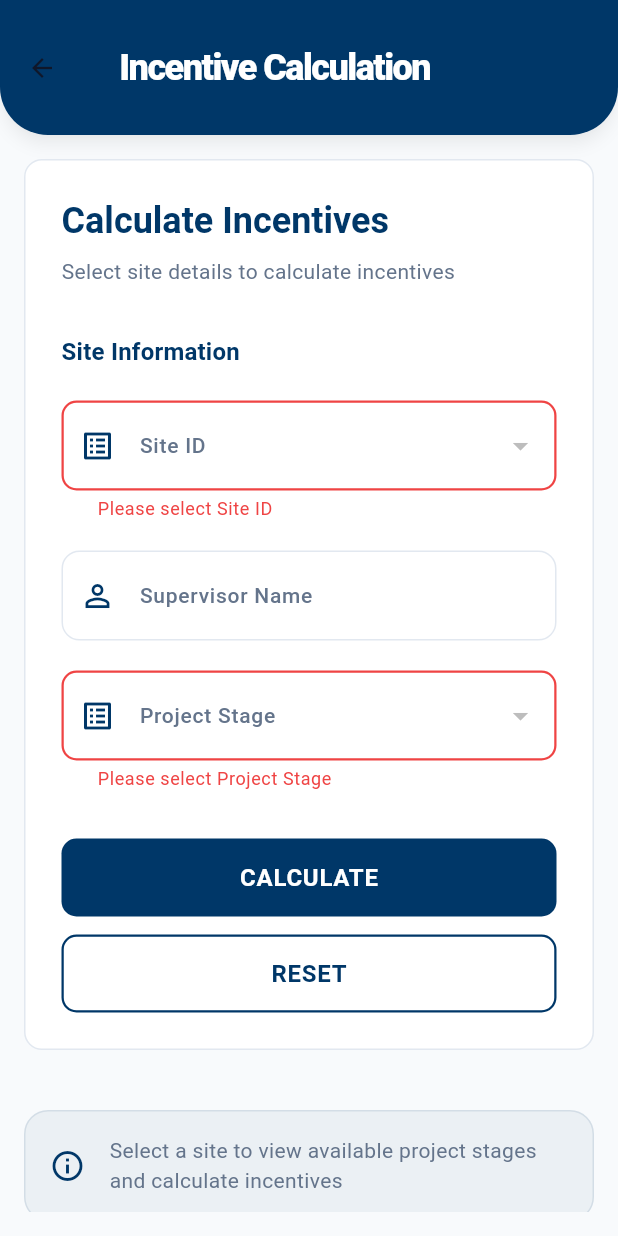
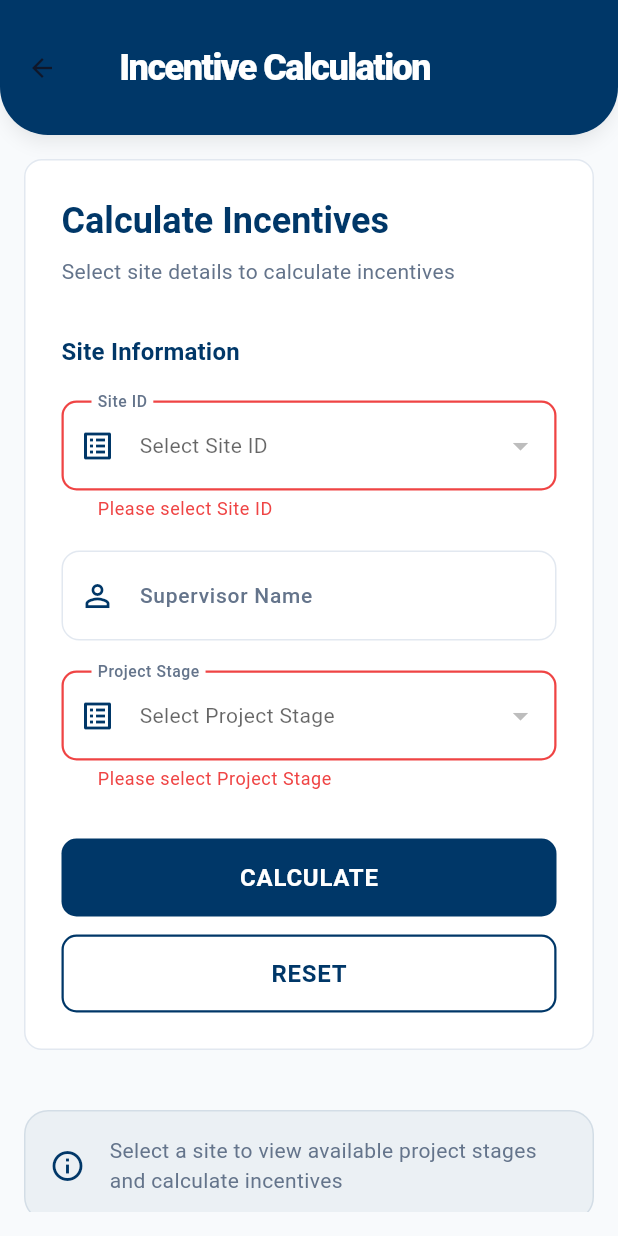
Before and after one commit to RooksBrooksIT/cst_white_label_app, a Flutter app: the IncentiveCalculation screen opened directly, after a tap on "CALCULATE", on a phone screen of 412 x 824 dp. Run offline on Flutter 3.47's test engine with Material 3 defaults, Android fonts, the phone set to English and light mode, and no system bars; our stand-ins replace cloud_firestore, file_picker, firebase_core, firebase_messaging, firebase_storage, flutter_colorpicker and 9 more; accounts and stored records are empty.

Commit message:
today initial recommit -sharan 15/04/26

```diff
--- a/lib/screens/incentive_calculation.dart
+++ b/lib/screens/incentive_calculation.dart
@@ -1,5 +1,5 @@
 import 'package:flutter/material.dart';
-import 'package:cloud_firestore/cloud_firestore.dart';
+import '../services/firestore_service.dart';
 import '../widgets/glass_scaffold.dart';
 import '../widgets/glass_card.dart';
 import '../widgets/glass_button.dart';
@@ -33,9 +33,7 @@ class _IncentiveCalculationState extends State<IncentiveCalculation> {
   }
 
   Future<void> _fetchSiteSupervisorData() async {
-    final snapshot = await FirebaseFirestore.instance
-        .collection('siteSupervisorEntries')
-        .get();
+    final snapshot = await FirestoreService.siteSupervisorEntries.get();
     final siteIds = <String>{};
     final siteSupervisors = <String, String>{};
     final siteProjectStages = <String, Set<String>>{};
@@ -126,27 +124,40 @@ class _IncentiveCalculationState extends State<IncentiveCalculation> {
                                       ? (_siteSupervisors[newValue] ?? '')
                                       : '';
                                   _filteredProjectStages = newValue != null
-                                      ? _siteProjectStages[newValue]?.toList() ?? []
+                                      ? _siteProjectStages[newValue]
+                                                ?.toList() ??
+                                            []
                                       : [];
                                   _selectedProjectStage = null;
                                 });
                               },
-                              validator: (value) => value == null ? 'Please select Site ID' : null,
+                              validator: (value) => value == null
+                                  ? 'Please select Site ID'
+                                  : null,
                             ),
                             const SizedBox(height: 20),
                             TextFormField(
                               decoration: InputDecoration(
                                 labelText: 'Supervisor Name',
-                                prefixIcon: Icon(Icons.person_outline, color: colorScheme.primary),
-                                border: OutlineInputBorder(borderRadius: BorderRadius.circular(12)),
+                                prefixIcon: Icon(
+                                  Icons.person_outline,
+                                  color: colorScheme.primary,
+                                ),
+                                border: OutlineInputBorder(
+                                  borderRadius: BorderRadius.circular(12),
+                                ),
                                 enabledBorder: OutlineInputBorder(
                                   borderRadius: BorderRadius.circular(12),
-                                  borderSide: BorderSide(color: theme.dividerColor),
+                                  borderSide: BorderSide(
+                                    color: theme.dividerColor,
+                                  ),
                                 ),
                                 filled: true,
                                 fillColor: theme.cardColor,
                               ),
-                              controller: TextEditingController(text: _supervisorName),
+                              controller: TextEditingController(
+                                text: _supervisorName,
+                              ),
                               readOnly: true,
                             ),
                             const SizedBox(height: 20),
@@ -159,7 +170,9 @@ class _IncentiveCalculationState extends State<IncentiveCalculation> {
                                   _selectedProjectStage = newValue;
                                 });
                               },
-                              validator: (value) => value == null ? 'Please select Project Stage' : null,
+                              validator: (value) => value == null
+                                  ? 'Please select Project Stage'
+                                  : null,
                             ),
                             const SizedBox(height: 32),
                             GlassButton(
@@ -183,11 +196,17 @@ class _IncentiveCalculationState extends State<IncentiveCalculation> {
                     decoration: BoxDecoration(
                       color: colorScheme.primary.withOpacity(0.05),
                       borderRadius: BorderRadius.circular(16),
-                      border: Border.all(color: colorScheme.primary.withOpacity(0.1)),
+                      border: Border.all(
+                        color: colorScheme.primary.withOpacity(0.1),
+                      ),
                     ),
                     child: Row(
                       children: [
-                        Icon(Icons.info_outline, color: colorScheme.primary, size: 24),
+                        Icon(
+                          Icons.info_outline,
+                          color: colorScheme.primary,
+                          size: 24,
+                        ),
                         const SizedBox(width: 16),
                         Expanded(
                           child: Text(
@@ -216,7 +235,8 @@ class _IncentiveCalculationState extends State<IncentiveCalculation> {
     final theme = Theme.of(context);
     final colorScheme = theme.colorScheme;
     return DropdownButtonFormField<String>(
-      value: value,
+      value: (value != null && items.contains(value)) ? value : null,
+      isExpanded: true,
       decoration: InputDecoration(
         labelText: label,
         prefixIcon: Icon(Icons.list_alt, color: colorScheme.primary),
@@ -228,14 +248,13 @@ class _IncentiveCalculationState extends State<IncentiveCalculation> {
         filled: true,
         fillColor: theme.cardColor,
       ),
+      style: theme.textTheme.bodyMedium?.copyWith(color: colorScheme.onSurface),
       items: items.map((String value) {
-        return DropdownMenuItem<String>(
-          value: value,
-          child: Text(value),
-        );
+        return DropdownMenuItem<String>(value: value, child: Text(value));
       }).toList(),
       onChanged: onChanged,
       validator: validator,
+      hint: Text('Select $label'),
     );
   }
 
--- a/lib/services/firestore_service.dart
+++ b/lib/services/firestore_service.dart
@@ -227,6 +227,12 @@ class FirestoreService {
       getCollection('projectStages');
   static CollectionReference<Map<String, dynamic>> get siteSupervisorPayments =>
       getCollection('siteSupervisorPayments');
+  static CollectionReference<Map<String, dynamic>>
+  get siteSupervisorProjectStageSchedule =>
+      getCollection('siteSupervisorProjectStageSchedule');
+  static CollectionReference<Map<String, dynamic>>
+  get siteSupervisorProjectStageActual =>
+      getCollection('siteSupervisorProjectStageActual');
 
 
   /// Generates a unique 6-digit alphanumeric referral code.
```
Also changed, not shown: lib/screens/incentive_calculation_sheet.dart (+7 -12 lines).
